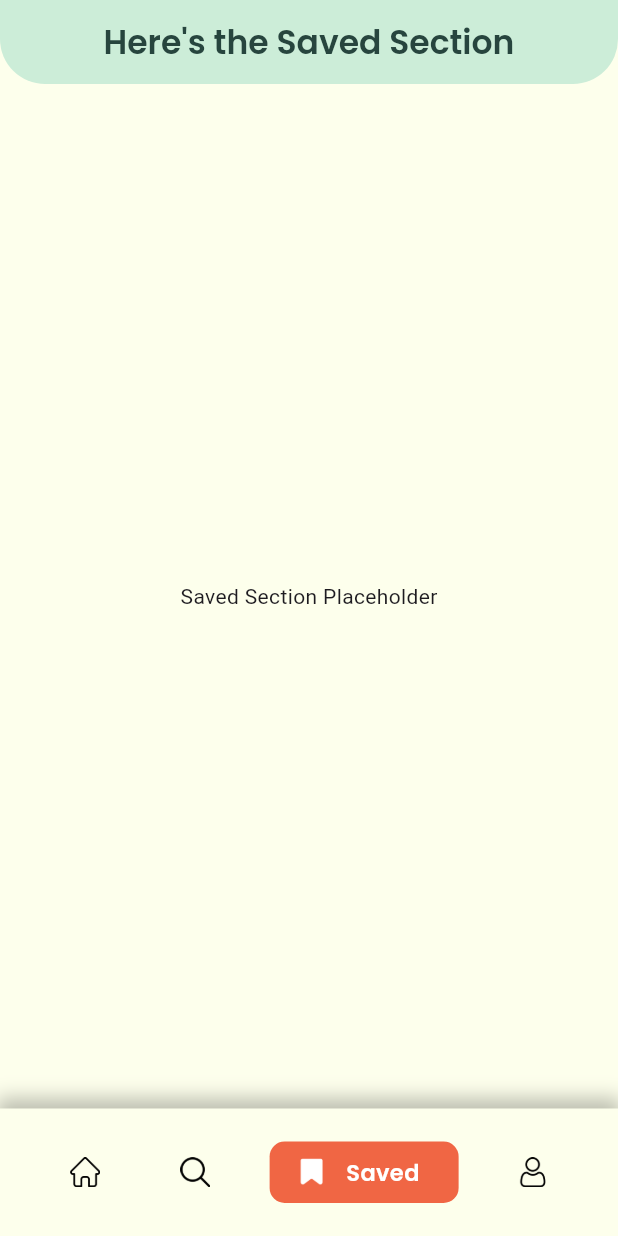
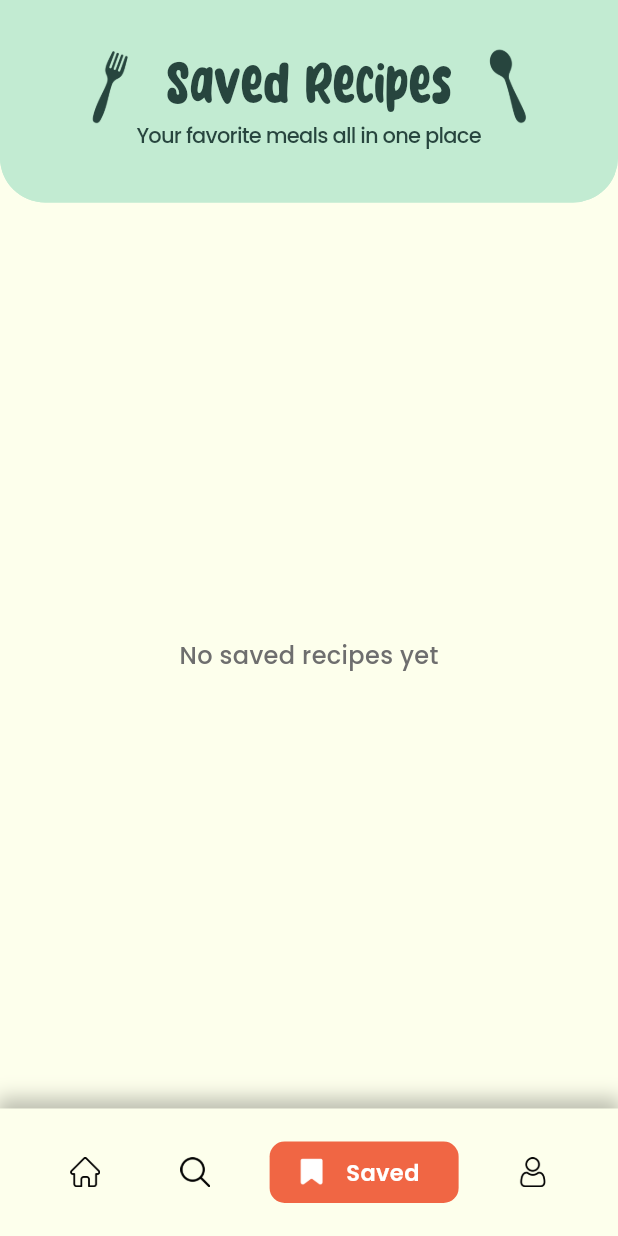
Before and after one commit to kurykatsu24/platoporma-final-project, a Flutter app: the screen it shows after launch, item 3 of the bottom bar chosen, on a phone screen of 412 x 824 dp. Run offline on Flutter 3.47's test engine with Material 3 defaults, Android fonts, the phone set to English and light mode, and no system bars; our stand-ins replace google_fonts, supabase_flutter; accounts and stored records are empty.

Commit message:
feat(ui): initialize saved recipe section ui

```diff
--- a/lib/pages/saved_section.dart
+++ b/lib/pages/saved_section.dart
@@ -6,26 +6,114 @@ class SavedSection extends StatelessWidget {
 
   @override
   Widget build(BuildContext context) {
+    final screenW = MediaQuery.of(context).size.width;
     return Scaffold(
       backgroundColor: const Color(0xFFFDFFEC),
-      appBar: AppBar(
-        backgroundColor: const Color(0xFFCCEDD8),
-        title: Text(
-          "Here's the Saved Section",
-          style: GoogleFonts.poppins(
-            color: const Color(0xFF27453E),
-            fontWeight: FontWeight.w600,
-            fontSize: 22,
+
+      body: CustomScrollView(
+        slivers: [
+          //<---- AppBar --->
+          SliverAppBar(
+            automaticallyImplyLeading: false,
+            pinned: false,
+            floating: false,
+            elevation: 0,
+            backgroundColor: const Color(0xFFC2EBD2),
+            expandedHeight: 135,
+
+            shape: const RoundedRectangleBorder(
+              borderRadius: BorderRadius.vertical(bottom: Radius.circular(30)),
+            ),
+
+            flexibleSpace: FlexibleSpaceBar(
+              background: SafeArea(
+                bottom: false,
+                child: Container(
+                  decoration: const BoxDecoration(
+                    color: Color(0xFFC2EBD2),
+                    borderRadius: BorderRadius.vertical(
+                      bottom: Radius.circular(30),
+                    ),
+                  ),
+                  child: Center(
+                    child: Column(
+                      mainAxisAlignment: MainAxisAlignment.center,
+                      children: [
+                        Row(
+                          mainAxisAlignment: MainAxisAlignment.center,
+                          crossAxisAlignment: CrossAxisAlignment.center,
+                          children: [
+                            // Left icon
+                            Image.asset(
+                              'assets/images/fork_icon.png',
+                              width: screenW * 0.18,
+                              height: screenW * 0.18,
+                              fit: BoxFit.contain,
+                            ),
+
+                            const SizedBox(width: 1),
+
+                            Text(
+                              "Saved Recipes",
+                              style: const TextStyle(
+                                fontFamily: 'NiceHoney',
+                                color: Color(0xFF27453E),
+                                fontWeight: FontWeight.w100,
+                                fontSize: 36,
+                                letterSpacing: -0.4,
+                              ),
+                            ),
+
+                            const SizedBox(width: 1),
+
+                            // Right icon
+                            Image.asset(
+                              'assets/images/spoon_icon.png',
+                              width: screenW * 0.18,
+                              height: screenW * 0.18,
+                              fit: BoxFit.contain,
+                            ),
+                          ],
+                        ),
+
+                        const SizedBox(height: 1),
+
+                        //<--- subtext below the title----->
+                        Transform.translate(
+                          offset: const Offset(0, -15),
+                          child: Text(
+                            "Your favorite meals all in one place",
+                            style: GoogleFonts.poppins(
+                              color: const Color(0xFF27453E),
+                              fontSize: 14,
+                              fontWeight: FontWeight.w500,
+                              letterSpacing: -0.5,
+                            ),
+                          ),
+                        ),
+                      ],
+                    ),
+                  ),
+                ),
+              ),
+            ),
           ),
-        ),
-        centerTitle: true,
-        shape: const RoundedRectangleBorder(
-          borderRadius: BorderRadius.vertical(bottom: Radius.circular(30)),
-        ),
-        elevation: 0,
-      ),
-      body: const Center(
-        child: Text('Saved Section Placeholder'),
+
+          // ------------- Body Placeholder -------------
+          SliverFillRemaining(
+            hasScrollBody: false,
+            child: Center(
+              child: Text(
+                "No saved recipes yet",
+                style: GoogleFonts.poppins(
+                  fontSize: 16,
+                  fontWeight: FontWeight.w500,
+                  color: const Color(0xFF6E6E6E),
+                ),
+              ),
+            ),
+          ),
+        ],
       ),
     );
   }
```
